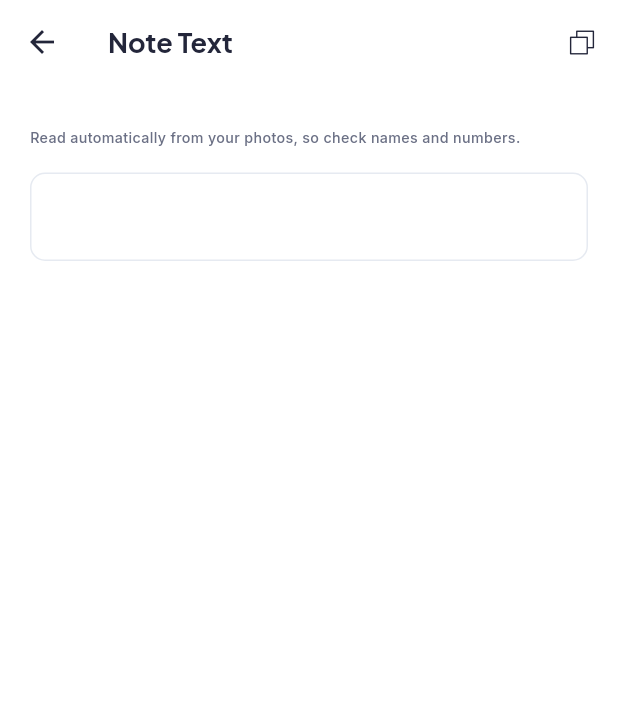
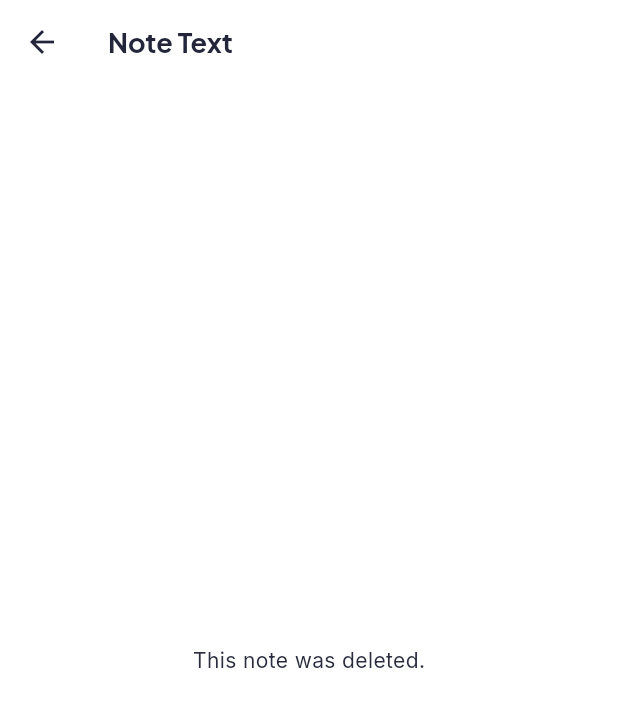
Before and after one commit to yumemicutiee/tAsikaso, a Flutter app: the NoteTextScreen screen opened directly with empty values, on a phone screen of 412 x 824 dp. Shown: the top 707 px of the screen. Run offline on Flutter 3.47's test engine with Material 3 defaults, Android fonts, the phone set to English and light mode, and no system bars; our stand-ins replace camera, clock, file_picker, flutter_local_notifications, image_picker, pdf and 5 more; missing offline and left inert: google_mlkit_document_scanner, google_mlkit_text_recognition, idb_shim.

Commit message:
Phase 4: polish
- A wide photo (a whiteboard, say) gets a landscape PDF page instead of
  sitting small on a portrait one.
- Timer alerts use a monochrome clock glyph in the status bar instead of
  the launcher icon, which showed as a white blob. setup_android writes
  the drawable for a regenerated android folder.
- The manifest drops the microphone permission the camera plugin asks for
  (nothing is recorded) and no longer requires a camera, since photos can
  be imported; setup_android does the same.
- Folder colour swatches have names for screen readers; Focus Mode
  buttons are no longer read twice.
- The note text screen reads the note from the store, so a rename shows.
- A save that fails no longer leaves an empty My Notes folder behind.
- Deleting a card asks first.
- README: the camera permission prompt only happens with the app's own
  camera, not with Smart Scanner.

Three tests cover the PDF pages, the text screen and the card question.

```diff
--- a/lib/data/app_store.dart
+++ b/lib/data/app_store.dart
@@ -560,6 +560,13 @@ class AppStore extends ChangeNotifier {
   List<Note> notesIn(String folderId) =>
       _notes.where((n) => n.folderId == folderId).toList();
 
+  Note? note(String id) {
+    for (final n in _notes) {
+      if (n.id == id) return n;
+    }
+    return null;
+  }
+
   Uint8List? thumbnail(String noteId) => _thumbs[noteId];
 
   Future<Uint8List?> readPdf(Note note) => _files.readBytes(note.pdfKey);
--- a/lib/screens/focus_screen.dart
+++ b/lib/screens/focus_screen.dart
@@ -356,9 +356,10 @@ class _RoundButton extends StatelessWidget {
   @override
   Widget build(BuildContext context) {
     final size = big ? 64.0 : 48.0;
+    // The tooltip is also the screen-reader label (a label here as well
+    // would be read twice).
     return Semantics(
       button: true,
-      label: label,
       child: Tooltip(
         message: label,
         child: Opacity(
--- a/lib/screens/note_viewer_screen.dart
+++ b/lib/screens/note_viewer_screen.dart
@@ -81,7 +81,7 @@ class _NoteViewerScreenState extends State<NoteViewerScreen> {
                   tooltip: 'View Text',
                   onPressed: () => Navigator.of(context).push(
                     MaterialPageRoute<void>(
-                      builder: (_) => NoteTextScreen(note: note),
+                      builder: (_) => NoteTextScreen(noteId: note.id),
                     ),
                   ),
                   icon: const Icon(AppIcons.text, size: 22),
@@ -126,13 +126,25 @@ class _NoteViewerScreenState extends State<NoteViewerScreen> {
 }
 
 /// The text read from a note's pages, selectable, with a Copy button.
+/// Reads the note from the store, so a rename shows here too.
 class NoteTextScreen extends StatelessWidget {
-  const NoteTextScreen({super.key, required this.note});
+  const NoteTextScreen({super.key, required this.noteId});
 
-  final Note note;
+  final String noteId;
 
   @override
   Widget build(BuildContext context) {
+    final store = AppStore.instance;
+    return ListenableBuilder(
+      listenable: store,
+      builder: (context, _) {
+        final note = store.note(noteId);
+        if (note == null) {
+          return Scaffold(
+            appBar: subPageAppBar('Note Text'),
+            body: const Center(child: Text('This note was deleted.')),
+          );
+        }
         return Scaffold(
           appBar: subPageAppBar('Note Text', actions: [
             IconButton(
@@ -143,7 +155,8 @@ class NoteTextScreen extends StatelessWidget {
                 if (!context.mounted) return;
                 ScaffoldMessenger.of(context)
                   ..hideCurrentSnackBar()
-              ..showSnackBar(const SnackBar(content: Text('Text copied')));
+                  ..showSnackBar(
+                      const SnackBar(content: Text('Text copied')));
               },
             ),
           ]),
@@ -153,7 +166,8 @@ class NoteTextScreen extends StatelessWidget {
               Text(note.title, style: AppText.sectionTitle),
               const SizedBox(height: 4),
               Text(
-            'Read automatically from your photos, so check names and numbers.',
+                'Read automatically from your photos, so check names and '
+                'numbers.',
                 style: AppText.itemMeta,
               ),
               const SizedBox(height: 16),
@@ -173,5 +187,7 @@ class NoteTextScreen extends StatelessWidget {
             ],
           ),
         );
+      },
+    );
   }
 }
--- a/lib/services/notification_service_io.dart
+++ b/lib/services/notification_service_io.dart
@@ -59,7 +59,9 @@ Future<void> init() async {
   if (_ready) return;
   await _plugin.initialize(
     settings: const InitializationSettings(
-      android: AndroidInitializationSettings('@mipmap/ic_launcher'),
+      // A white-on-transparent glyph (res/drawable/ic_stat_notify.xml); the
+      // launcher icon would show as a white blob in the status bar.
+      android: AndroidInitializationSettings('ic_stat_notify'),
       // Permission is asked for from Settings, when the user turns alerts on.
       iOS: DarwinInitializationSettings(
         requestAlertPermission: false,
--- a/lib/theme/app_colors.dart
+++ b/lib/theme/app_colors.dart
@@ -167,6 +167,12 @@ class AppColors {
     0xFFD5D9E3, // grey
   ];
 
+  /// The names of [folderPalette], in order, for screen readers.
+  static const folderPaletteNames = <String>[
+    'Sky', 'Mint', 'Butter', 'Peach', 'Pink',
+    'Lavender', 'Aqua', 'Lime', 'Sand', 'Grey',
+  ];
+
   // ---- Light / dark ----------------------------------------------------------
 
   /// Navy in light mode, pale sky in dark: links, numbers, the selected tab,
```
Also changed, not shown: lib/screens/capture/notes_pdf.dart (+5 -2 lines), lib/screens/capture/review_screen.dart (+8 -1 lines), lib/screens/flashcards/set_screen.dart (+14 -6 lines), lib/widgets/dialogs.dart (+9 -5 lines), tool/setup_android.dart (+49 -0 lines), 5 other files. Lines whose indentation alone changed are shown as unchanged.
